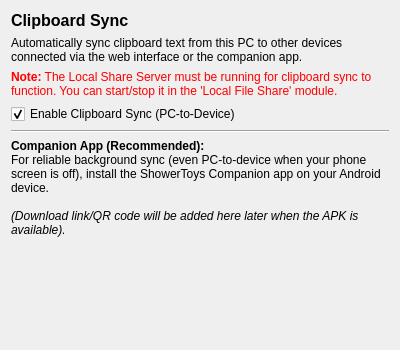
The window that src/modules/ClipboardSync/clipboardsyncwidget.ui (DoonMad/TowerToys) describes before a commit, drawn with Qt 5.
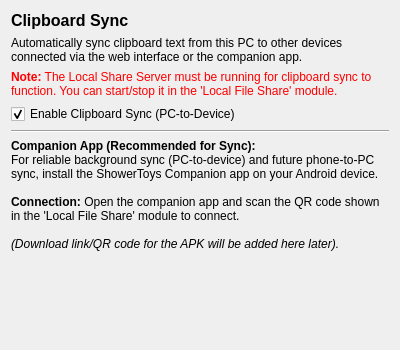
The same window after the commit.

The edit to the form file:
```diff
--- a/src/modules/ClipboardSync/clipboardsyncwidget.ui
+++ b/src/modules/ClipboardSync/clipboardsyncwidget.ui
@@ -73,8 +73,7 @@
    <item>
     <widget class="QLabel" name="appInfoLabel">
      <property name="text">
-      <string>&lt;b&gt;Companion App (Recommended):&lt;/b&gt;&lt;br&gt;For reliable background sync (even PC-to-device when your phone screen is off), install the ShowerToys Companion app on your Android device.&lt;br&gt;&lt;br&gt;&lt;i&gt;(Download link/QR code will be added here later when the APK is available).&lt;/i&gt;</string>
-     </property>
+      <string>&lt;b&gt;Companion App (Recommended for Sync):&lt;/b&gt;&lt;br&gt;For reliable background sync (PC-to-device) and future phone-to-PC sync, install the ShowerToys Companion app on your Android device.&lt;br&gt;&lt;br&gt;&lt;b&gt;Connection:&lt;/b&gt; Open the companion app and scan the QR code shown in the 'Local File Share' module to connect.&lt;br&gt;&lt;br&gt;&lt;i&gt;(Download link/QR code for the APK will be added here later).&lt;/i&gt;</string> </property>
      <property name="wordWrap">
       <bool>true</bool>
      </property>
```
